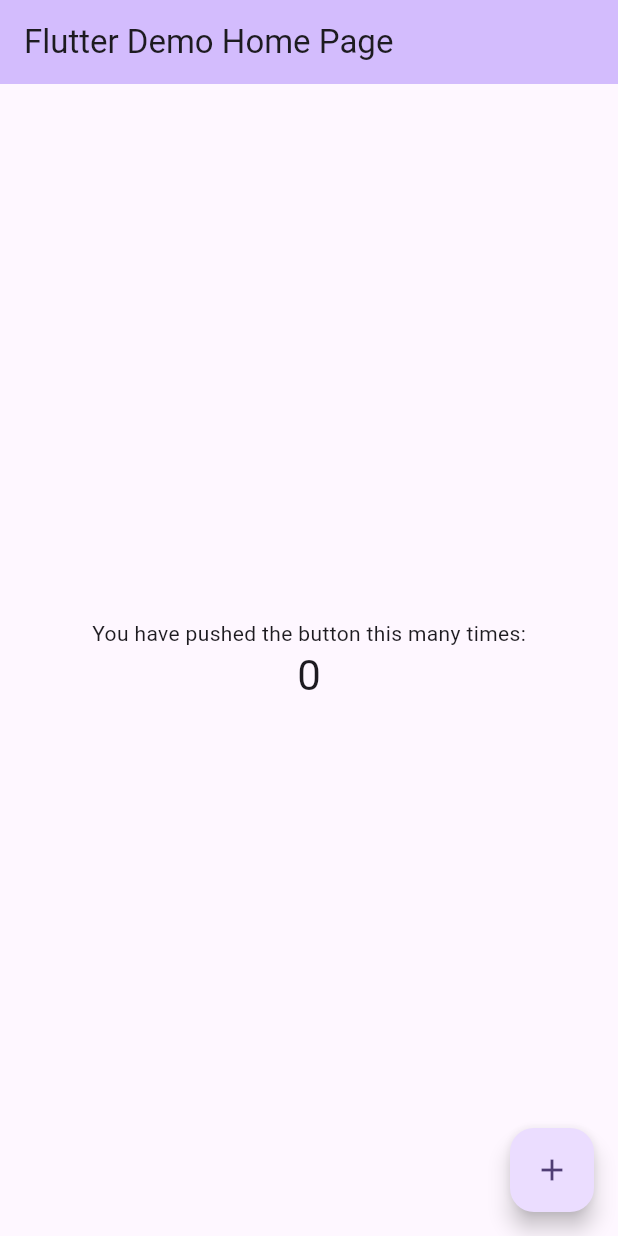
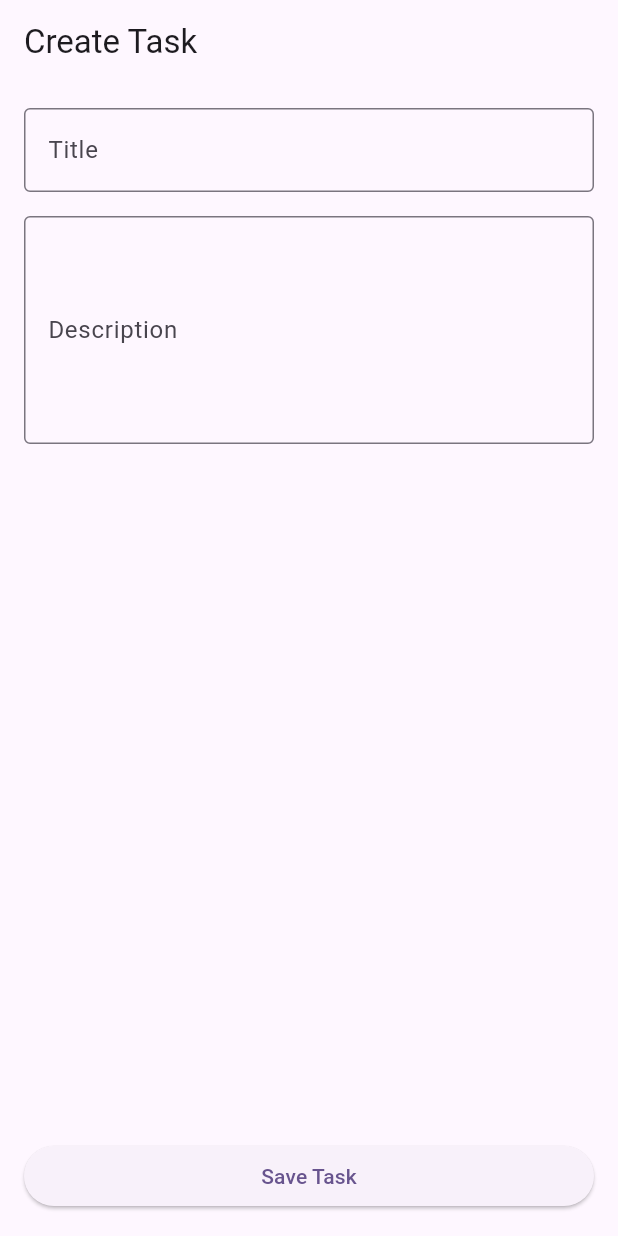
Before and after one commit to farzaamam/flutter_todoist, a Flutter app: the screen it shows after launch, on a phone screen of 412 x 824 dp. Run offline on Flutter 3.47's test engine with Material 3 defaults, Android fonts, the phone set to English and light mode, and no system bars; our stand-ins replace flutter_riverpod.

Commit message:
Add FlutterRiverPod Add and Design CreateTaskPage Write UnitTest for CreateTask Controller

```diff
--- a/lib/data/datasource/local_task_datasource.dart
+++ b/lib/data/datasource/local_task_datasource.dart
@@ -0,0 +1 @@
+class LocalTaskDataSource {}
--- a/lib/data/datasource/remote_task_datasource.dart
+++ b/lib/data/datasource/remote_task_datasource.dart
@@ -0,0 +1 @@
+class RemoteTaskDataSource {}
--- a/lib/domain/repository/task_repository.dart
+++ b/lib/domain/repository/task_repository.dart
@@ -1,3 +1,3 @@
 abstract class TaskRepository {
-  Future<void> createTask(String content);
+  Future<void> createTask(String title, String description);
 }
--- a/lib/domain/usecase/create_task_use_case.dart
+++ b/lib/domain/usecase/create_task_use_case.dart
@@ -5,7 +5,7 @@ class CreateTaskUseCase {
 
   CreateTaskUseCase(this.taskRepository);
 
-  Future<void> execute(String content) async {
-    await taskRepository.createTask(content);
+  Future<void> execute(String title, String description) async {
+    await taskRepository.createTask(title, description);
   }
 }
--- a/lib/main.dart
+++ b/lib/main.dart
@@ -1,7 +1,9 @@
 import 'package:flutter/material.dart';
+import 'package:flutter_riverpod/flutter_riverpod.dart';
+import 'package:todoist/presentation/create_task/create_task_page.dart';
 
 void main() {
-  runApp(const MyApp());
+  runApp(ProviderScope(child: MyApp()));
 }
 
 class MyApp extends StatelessWidget {
@@ -30,7 +32,7 @@ class MyApp extends StatelessWidget {
         // tested with just a hot reload.
         colorScheme: ColorScheme.fromSeed(seedColor: Colors.deepPurple),
       ),
-      home: const MyHomePage(title: 'Flutter Demo Home Page'),
+      home:  CreateTaskPage(),
     );
   }
 }
--- /dev/null
+++ b/lib/presentation/create_task/create_task_controller.dart
@@ -0,0 +1,59 @@
+import 'package:flutter_riverpod/flutter_riverpod.dart';
+import 'package:todoist/di/global_providers.dart';
+import 'package:todoist/domain/usecase/create_task_use_case.dart';
+
+final createTaskControllerProvider = StateNotifierProvider.autoDispose((ref) {
+  final useCase = ref.read(createTaskUseCaseProvider);
+  return CreateTaskController(createTaskUseCase: useCase);
+});
+
+class CreateTaskController extends StateNotifier<CreateTaskState> {
+  CreateTaskController({required this.createTaskUseCase})
+    : super(CreateTaskState());
+
+  final CreateTaskUseCase createTaskUseCase;
+
+  void setTitle(String value) {
+    state = state.copyWith(title: value);
+  }
+
+  void setDescription(String value) {
+    state = state.copyWith(description: value);
+  }
+
+  Future<bool> submit() async {
+    state = state.copyWith(isSubmitting: true);
+    try {
+      await createTaskUseCase.execute(state.title, state.description);
+      state = state.copyWith(isSubmitting: false);
+      return true;
+    } catch (e) {
+      state = state.copyWith(isSubmitting: false);
+      return false;
+    }
+  }
+}
+
+class CreateTaskState {
+  String title;
+  String description;
+  final bool isSubmitting;
+
+  CreateTaskState({
+    this.title = '',
+    this.description = '',
+    this.isSubmitting = false,
+  });
+
+  CreateTaskState copyWith({
+    String? title,
+    String? description,
+    bool? isSubmitting,
+  }) {
+    return CreateTaskState(
+      isSubmitting: isSubmitting ?? this.isSubmitting,
+      title: title ?? this.title,
+      description: description ?? this.description,
+    );
+  }
+}
--- /dev/null
+++ b/lib/presentation/create_task/create_task_page.dart
@@ -0,0 +1,90 @@
+import 'package:flutter/material.dart';
+import 'package:flutter_riverpod/flutter_riverpod.dart';
+import 'package:todoist/presentation/create_task/create_task_controller.dart';
+
+class CreateTaskPage extends ConsumerWidget {
+  const CreateTaskPage({super.key});
+
+  @override
+  Widget build(BuildContext context, WidgetRef ref) {
+    final controller = ref.read(createTaskControllerProvider.notifier);
+    final state = ref.watch(createTaskControllerProvider);
+
+    return Scaffold(
+      resizeToAvoidBottomInset: true,
+      appBar: AppBar(title: const Text('Create Task')),
+      body: SafeArea(
+        child: SingleChildScrollView(
+          padding: const EdgeInsets.all(16),
+          child: Column(
+            mainAxisAlignment: MainAxisAlignment.spaceBetween,
+            children: [
+              _buildTitleField(controller),
+              const SizedBox(height: 16),
+              _buildDescriptionField(controller),
+              const SizedBox(height: 32),
+            ],
+          ),
+        ),
+      ),
+      bottomNavigationBar: Padding(
+        padding: const EdgeInsets.all(16),
+        child: ElevatedButton(
+          onPressed:
+              state.isSubmitting
+                  ? null
+                  : () async {
+                    _submit(context, controller);
+                  },
+          child:
+              state.isSubmitting
+                  ? const SizedBox(
+                    width: 20,
+                    height: 20,
+                    child: CircularProgressIndicator(strokeWidth: 2),
+                  )
+                  : const Text('Save Task'),
+        ),
+      ),
+    );
+  }
+
+  Widget _buildDescriptionField(CreateTaskController controller) {
+    return TextFormField(
+      decoration: const InputDecoration(
+        labelText: 'Description',
+        border: OutlineInputBorder(),
+      ),
+      maxLines: 5,
+      onChanged: controller.setDescription,
+    );
+  }
+
+  _submit(BuildContext context, CreateTaskController controller) async {
+    final submitted = await controller.submit();
+    if (!context.mounted) return;
+    if (submitted) {
+      Navigator.pop(context);
+    } else {
+      ScaffoldMessenger.of(
+        context,
+      ).showSnackBar(const SnackBar(content: Text('Something went wrong')));
+    }
+  }
+
+  Widget _buildTitleField(CreateTaskController controller) {
+    return TextFormField(
+      decoration: const InputDecoration(
+        labelText: 'Title',
+        border: OutlineInputBorder(),
+      ),
+      onChanged: controller.setTitle,
+      maxLines: 1,
+      validator:
+          (value) =>
+              (value == null || value.trim().isEmpty)
+                  ? 'Title is required'
+                  : null,
+    );
+  }
+}
--- a/pubspec.yaml
+++ b/pubspec.yaml
@@ -34,6 +34,7 @@ dependencies:
   # The following adds the Cupertino Icons font to your application.
   # Use with the CupertinoIcons class for iOS style icons.
   cupertino_icons: ^1.0.8
+  flutter_riverpod: ^2.6.1
 
 dev_dependencies:
   flutter_test:
```
Also changed, not shown: lib/data/task_repository_imp.dart (added, +10 -0 lines), lib/di/global_providers.dart (added, +13 -0 lines), pubspec.lock, 3 other files.
